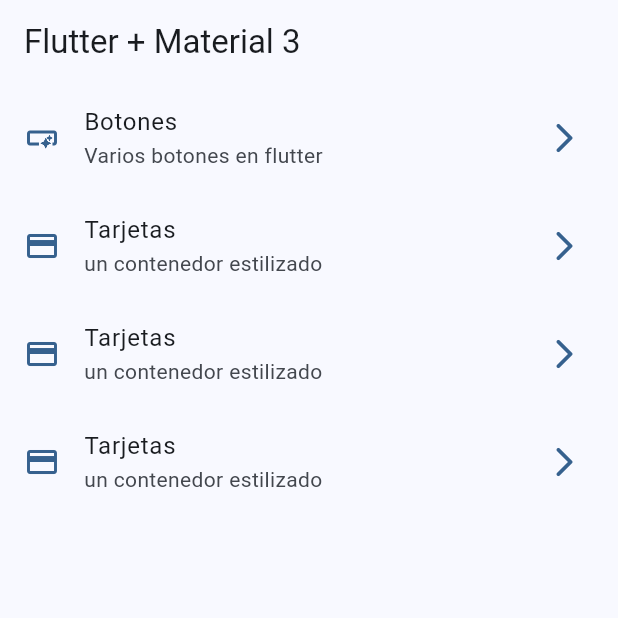
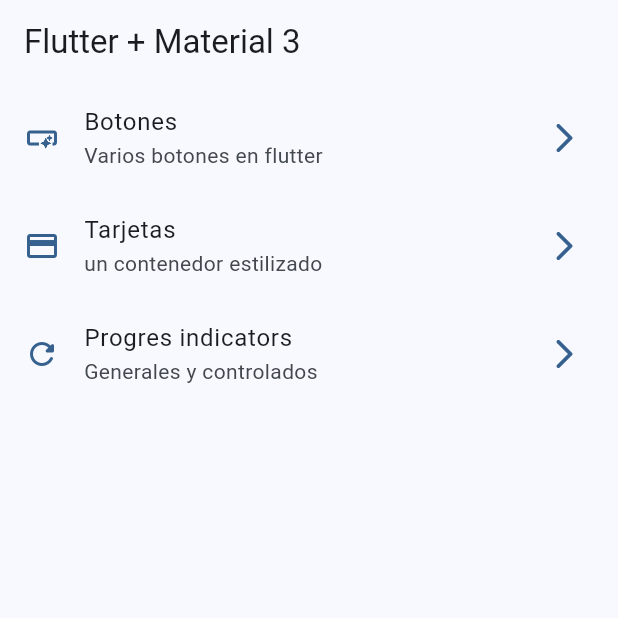
Before and after one commit to jremolina/widgets_app, a Flutter app: the screen it shows after launch, on a phone screen of 412 x 824 dp, the top half of it. Run offline on Flutter 3.47's test engine with Material 3 defaults, Android fonts, the phone set to English and light mode, and no system bars; our stand-ins replace go_router.

Commit message:
pantalla prgress indicator

```diff
--- a/lib/config/menu/menu_item.dart
+++ b/lib/config/menu/menu_item.dart
@@ -30,15 +30,10 @@ const appMenuItems = <MenuItem>[
     icon: Icons.credit_card,
   ),
   MenuItem(
-    title: 'Tarjetas',
-    subtitle: 'un contenedor estilizado',
-    link: '/cards',
-    icon: Icons.credit_card,
+    title: 'Progres indicators',
+    subtitle: 'Generales y controlados',
+    link: '/progress',
+    icon: Icons.refresh_rounded,
   ),
-  MenuItem(
-    title: 'Tarjetas',
-    subtitle: 'un contenedor estilizado',
-    link: '/cards',
-    icon: Icons.credit_card,
-  ),
+
 ];
--- a/lib/config/routes/route_config.dart
+++ b/lib/config/routes/route_config.dart
@@ -37,5 +37,10 @@ final appRouter = GoRouter(
       path: '/cards',
       builder: (context, state) => CardsScreen(),
     ),
+    GoRoute(
+      name: ProgressScreen.name,
+      path: '/progress',
+      builder: (context, state) => ProgressScreen(),
+    ),
   ],
 );
```
Also changed, not shown: lib/presentation/screens/progress/progress_screen.dart (+57 -4 lines).
